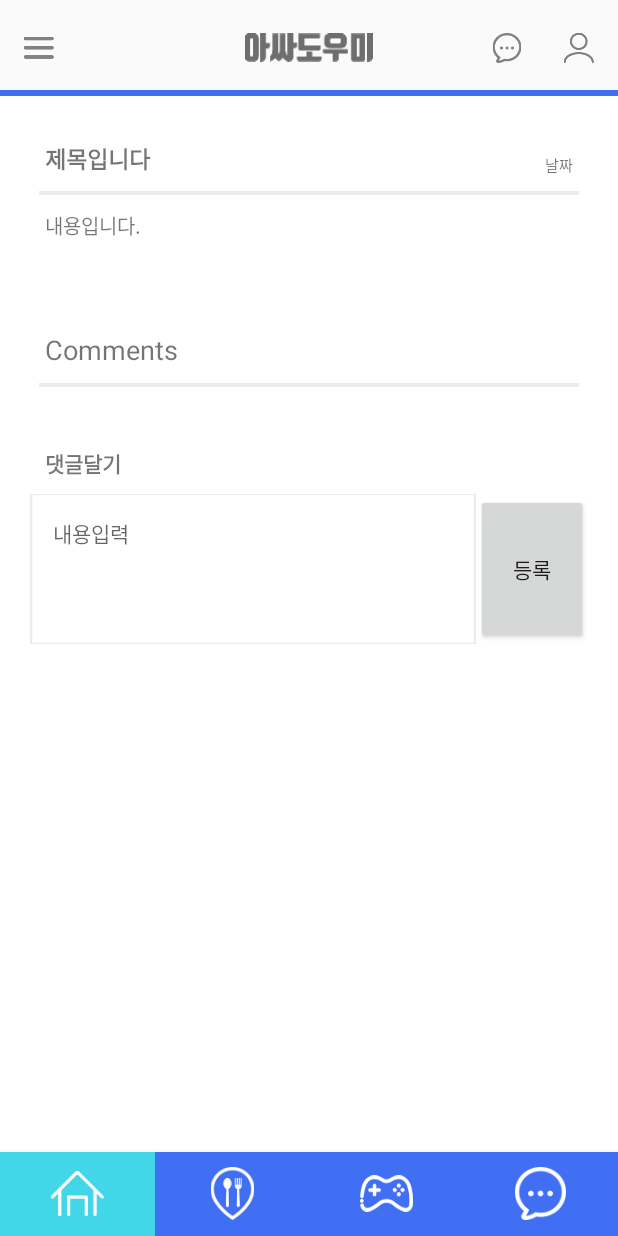
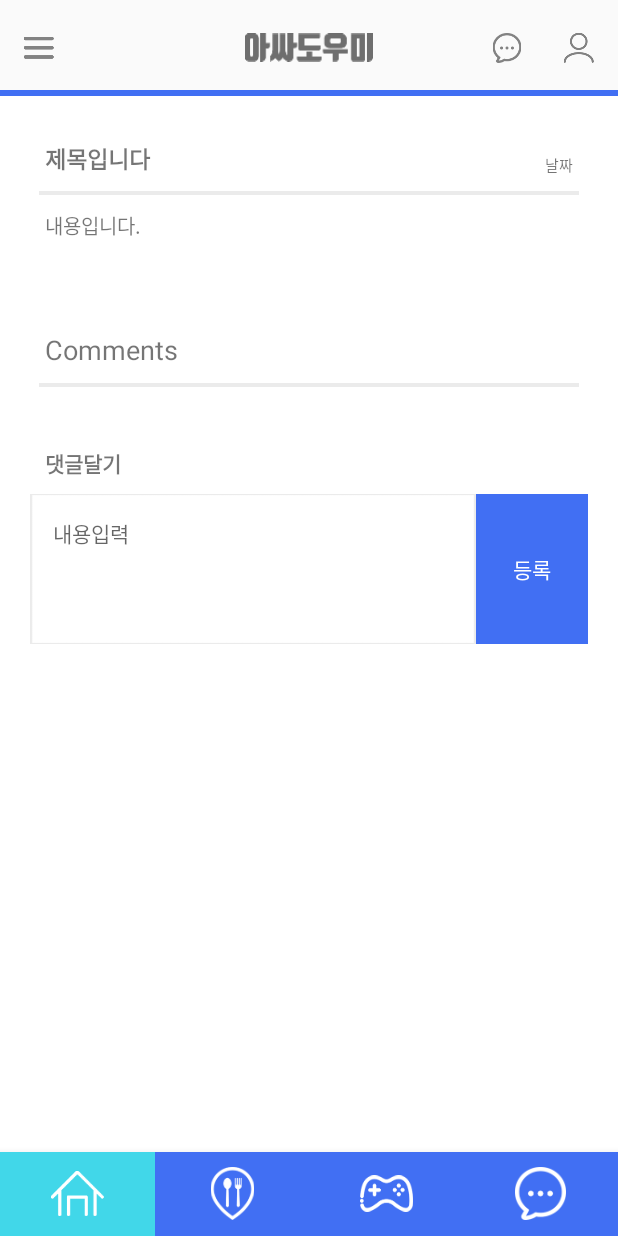
Before and after one commit to imcodding/outsiderHelper_android, an Android app: the fragment BoardDetailFragment placed in its activity, on a phone screen of 412 x 824 dp. Run offline under Robolectric (Android 15) with nearby library versions, the phone set to English and light mode, and no system bars; our stand-ins replace Firebase (no records; nobody signed in at launch, a user with empty details on screens opened directly); 1 statement that could not run was skipped.

Commit message:
문서수정: 레이아웃 버튼 변경. 클릭 색 반영

```diff
--- /dev/null
+++ b/OutsiderHelper/app/src/main/res/drawable/ok_button_selector2.xml
@@ -0,0 +1,6 @@
+<?xml version="1.0" encoding="utf-8"?>
+<selector xmlns:android="http://schemas.android.com/apk/res/android">
+    <item android:drawable="@color/btn_ok_press_color" android:state_pressed="true"></item>
+    <item android:drawable="@color/colorPrimaryB" android:state_focused="true"></item>
+    <item android:drawable="@color/colorPrimaryB" ></item>
+</selector>
--- a/OutsiderHelper/app/src/main/res/layout/fragment_board_detail.xml
+++ b/OutsiderHelper/app/src/main/res/layout/fragment_board_detail.xml
@@ -83,8 +83,7 @@
             <androidx.recyclerview.widget.RecyclerView
                 android:id="@+id/recycler_comment"
                 android:layout_width="match_parent"
-                android:layout_height="match_parent"
-                tools:listitem="@layout/item_comment" />
+                android:layout_height="match_parent" />
 
             <LinearLayout
                 android:layout_width="match_parent"
@@ -123,11 +122,14 @@
                         android:scrollbars="vertical"
                         android:textSize="14sp" />
 
-                    <Button
+                    <TextView
                         android:id="@+id/bd_detail_btn_comment_post"
                         android:layout_width="0dp"
                         android:layout_height="match_parent"
                         android:layout_weight="1"
+                        android:gravity="center"
+                        android:textColor="@color/white"
+                        android:background="@drawable/ok_button_selector2"
                         android:text="등록" />
                 </LinearLayout>
 
```
